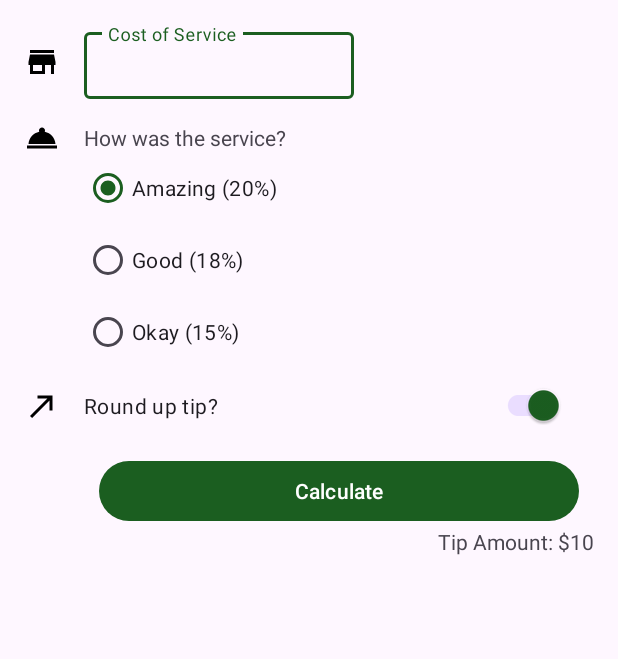
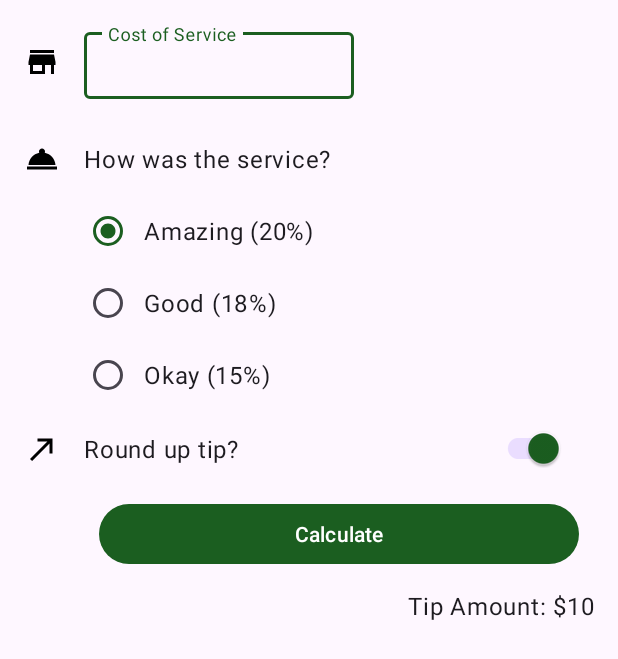
Before and after one commit to Olorinmith/Tip_calculator, an Android app: the layout activity_main.xml on its own in the app's theme, with its tools: preview values and no code run, on a phone screen of 412 x 824 dp. Shown: the top 659 px of the screen. Run offline under Robolectric (Android 15) with nearby library versions, the phone set to English and light mode, and no system bars.

Commit message:
created styles for textViews, RadioButtons and switch in styles.xml

```diff
--- a/app/src/main/res/layout/activity_main.xml
+++ b/app/src/main/res/layout/activity_main.xml
@@ -48,6 +48,7 @@
 
     <TextView
         android:id="@+id/service_question"
+        style="@style/Widget.TipCalculator.TextView"
         android:layout_width="wrap_content"
         android:layout_height="wrap_content"
         android:text="@string/how_was_the_service"
@@ -66,18 +67,21 @@
 
         <RadioButton
             android:id="@+id/option_twenty_percent"
+            style="@style/Widget.TipCalculator.CompoundButton.RadioButton"
             android:layout_width="wrap_content"
             android:layout_height="wrap_content"
             android:text="@string/amazing_service" />
 
         <RadioButton
             android:id="@+id/option_eighteen_percent"
+            style="@style/Widget.TipCalculator.CompoundButton.RadioButton"
             android:layout_width="wrap_content"
             android:layout_height="wrap_content"
             android:text="@string/good_service" />
 
         <RadioButton
             android:id="@+id/option_fifteen_percent"
+            style="@style/Widget.TipCalculator.CompoundButton.RadioButton"
             android:layout_width="wrap_content"
             android:layout_height="wrap_content"
             android:text="@string/ok_service" />
@@ -95,6 +99,7 @@
 
     <com.google.android.material.switchmaterial.SwitchMaterial
         android:id="@+id/round_up_switch"
+        style="@style/Widget.TipCalculator.CompoundButton.Switch"
         android:layout_width="320dp"
         android:layout_height="50dp"
         android:checked="true"
@@ -115,6 +120,7 @@
 
     <TextView
         android:id="@+id/tip_result"
+        style="@style/Widget.TipCalculator.TextView"
         android:layout_width="wrap_content"
         android:layout_height="wrap_content"
         app:layout_constraintEnd_toEndOf="parent"
--- /dev/null
+++ b/app/src/main/res/values/styles.xml
@@ -0,0 +1,19 @@
+<?xml version="1.0" encoding="utf-8"?>
+<resources>
+    <style name="Widget.TipCalculator.TextView" parent="Widget.MaterialComponents.TextView">
+        <item name="android:minHeight">48dp</item>
+        <item name="android:gravity">center_vertical</item>
+        <item name="android:textAppearance">?attr/textAppearanceBody1</item>
+    </style>
+    <style name="Widget.TipCalculator.CompoundButton.Switch"
+        parent="Widget.MaterialComponents.CompoundButton.Switch">
+        <item name="android:minHeight">48dp</item>
+        <item name="android:gravity">center_vertical</item>
+        <item name="android:textAppearance">?attr/textAppearanceBody1</item>
+    </style>
+    <style name="Widget.TipCalculator.CompoundButton.RadioButton"
+        parent="Widget.MaterialComponents.CompoundButton.RadioButton">
+        <item name="android:paddingStart">8dp</item>
+        <item name="android:textAppearance">?attr/textAppearanceBody1</item>
+    </style>
+</resources>
```
